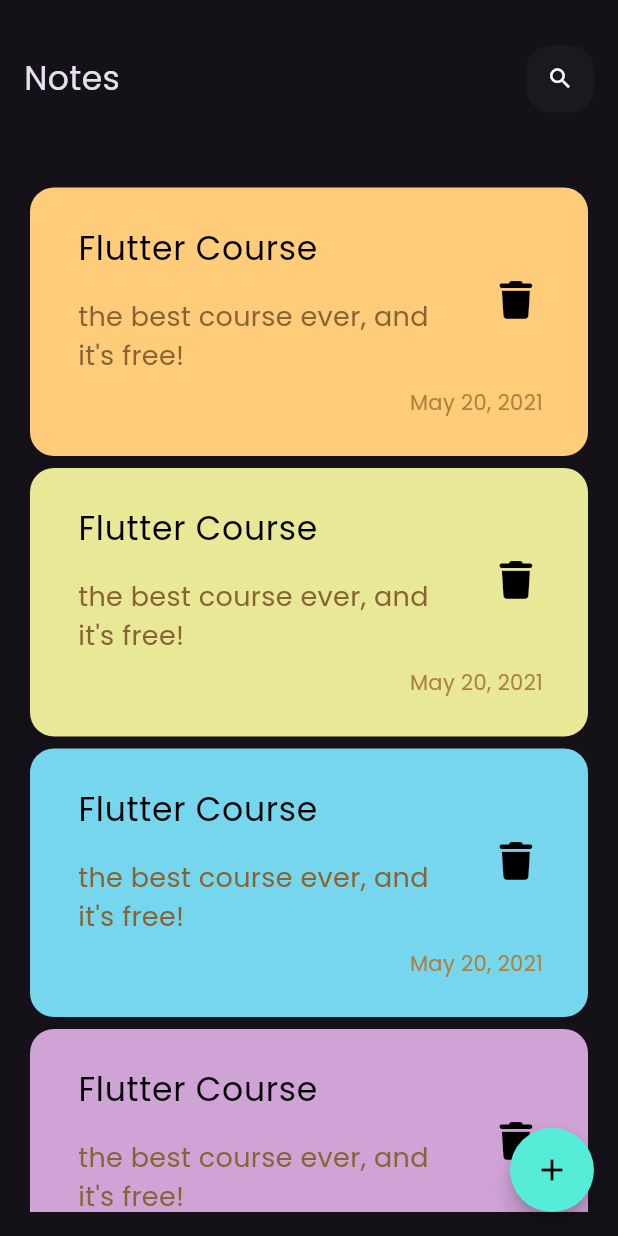
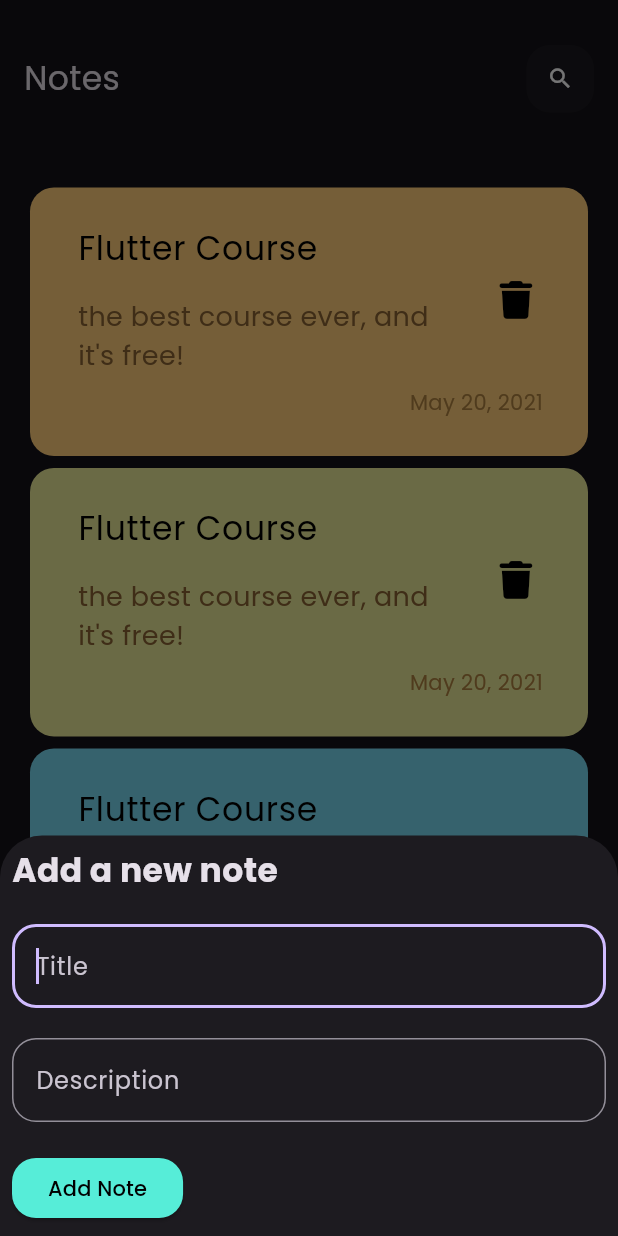
Before and after one commit to mooooo22/notes_app, a Flutter app: the screen it shows after launch, after a tap on the "add" icon, on a phone screen of 412 x 824 dp. Run offline on Flutter 3.47's test engine with Material 3 defaults, Android fonts, the phone set to English and light mode, and no system bars; our stand-ins replace font_awesome_flutter, google_fonts.

Commit message:
Add bottom sheet for adding notes

```diff
--- a/lib/main.dart
+++ b/lib/main.dart
@@ -19,6 +19,7 @@ class MyApp extends StatelessWidget {
         fontFamily: GoogleFonts.poppins().fontFamily,
       ),
       home: const MyHomePage(),
+
     );
   }
 }
--- a/lib/views/home_view.dart
+++ b/lib/views/home_view.dart
@@ -1,6 +1,6 @@
 import 'package:flutter/material.dart';
-import 'package:flutter/widgets.dart';
 import 'package:notes_app/widgets/notes_view_body.dart';
+import 'package:notes_app/widgets/add_note_bottom_sheet.dart' show AddNoteBottomSheet;
 
 class MyHomePage extends StatelessWidget {
   const MyHomePage({super.key});
@@ -11,7 +11,12 @@ class MyHomePage extends StatelessWidget {
       floatingActionButton: FloatingActionButton(
         shape: const CircleBorder(),
         backgroundColor: const Color(0xff56EDD8),
-        onPressed: () {},
+        onPressed: () {
+          showModalBottomSheet(
+              isScrollControlled: true,
+              context: context,
+              builder: (context) => const AddNoteBottomSheet());
+        },
         child: const Icon(Icons.add, color: Colors.black),
       ),
       body: const NotesViewBody(),
--- /dev/null
+++ b/lib/widgets/add_note_bottom_sheet.dart
@@ -0,0 +1,67 @@
+import 'package:flutter/material.dart';
+
+class AddNoteBottomSheet extends StatelessWidget {
+  const AddNoteBottomSheet({super.key});
+
+  @override
+  Widget build(BuildContext context) {
+    return SingleChildScrollView(
+      child: Container(
+        padding:
+            EdgeInsets.only(bottom: MediaQuery.of(context).viewInsets.bottom),
+        decoration: const BoxDecoration(
+          borderRadius: BorderRadius.only(
+            topLeft: Radius.circular(16),
+            topRight: Radius.circular(16),
+          ),
+        ),
+        child: Padding(
+          padding: const EdgeInsets.all(8.0),
+          child: Column(
+            crossAxisAlignment: CrossAxisAlignment.start,
+            children: [
+              const Text(
+                "Add a new note",
+                style: TextStyle(
+                  fontSize: 22,
+                  fontWeight: FontWeight.bold,
+                ),
+              ),
+              const SizedBox(height: 20),
+              const TextField(
+                autofocus: true,
+                decoration: InputDecoration(
+                  hintText: "Title",
+                  border: OutlineInputBorder(
+                    borderRadius: BorderRadius.all(Radius.circular(16)),
+                  ),
+                ),
+              ),
+              const SizedBox(height: 20),
+              const TextField(
+                decoration: InputDecoration(
+                  hintText: "Description",
+                  border: OutlineInputBorder(
+                    borderRadius: BorderRadius.all(Radius.circular(16)),
+                  ),
+                ),
+              ),
+              const SizedBox(height: 20),
+              ElevatedButton(
+                onPressed: () {},
+                style: ElevatedButton.styleFrom(
+                  backgroundColor: const Color(0xff56EDD8),
+                  shape: RoundedRectangleBorder(
+                    borderRadius: BorderRadius.circular(16),
+                  ),
+                ),
+                child: const Text("Add Note",
+                    style: TextStyle(color: Colors.black)),
+              ),
+            ],
+          ),
+        ),
+      ),
+    );
+  }
+}
```
